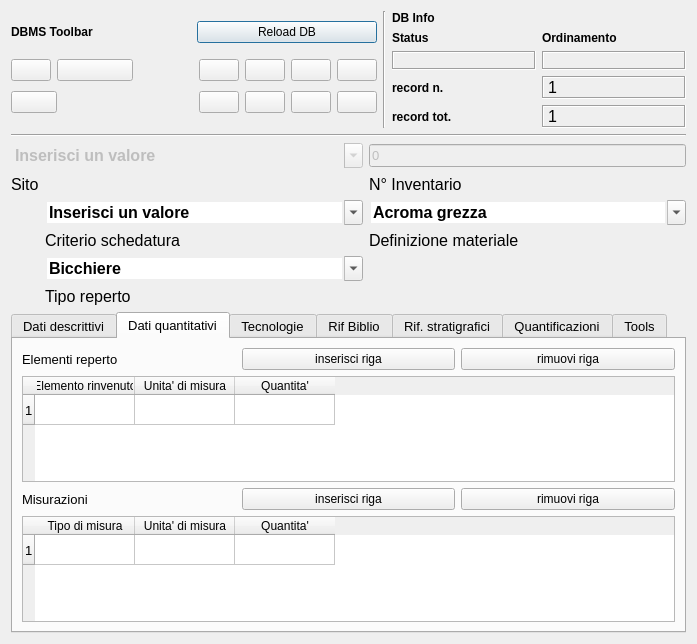
Old version of the form pyarchinit/modules/gui/pyarchinit_inventario_reperti_ui.ui in the repository mandoluca/pyarchinit_beta_test.
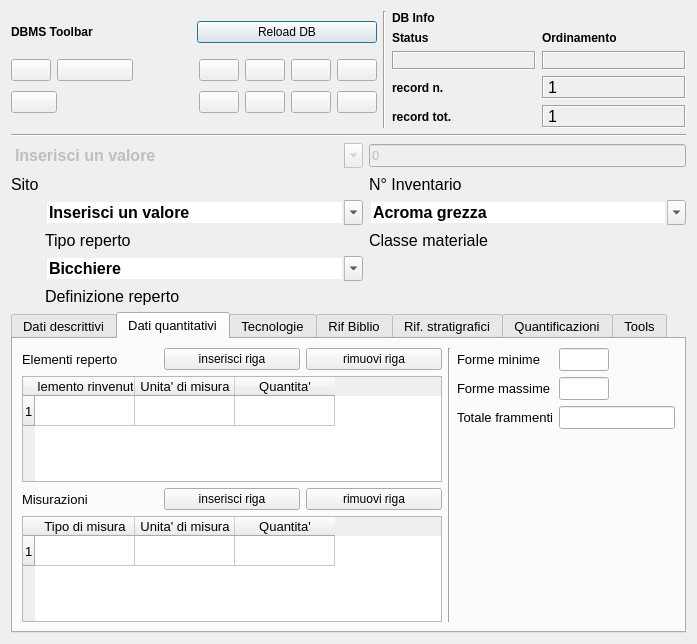
New version of the form. The open tabs and pages were chosen to show the change. Icons and pictures are not drawn. Custom widgets are drawn as their Qt base class.

Commit message: Aggiornamento sistema di quantificazione reperti

The edit to the form file:
```diff
--- a/pyarchinit/modules/gui/pyarchinit_inventario_reperti_ui.ui
+++ b/pyarchinit/modules/gui/pyarchinit_inventario_reperti_ui.ui
@@ -625,7 +625,7 @@
             </font>
            </property>
            <property name="text">
-            <string>Criterio schedatura</string>
+            <string>Tipo reperto</string>
            </property>
           </widget>
          </item>
@@ -833,7 +833,7 @@
             </font>
            </property>
            <property name="text">
-            <string>Tipo reperto</string>
+            <string>Definizione reperto</string>
            </property>
           </widget>
          </item>
@@ -845,7 +845,7 @@
             </font>
            </property>
            <property name="text">
-            <string>Definizione materiale</string>
+            <string>Classe materiale</string>
            </property>
           </widget>
          </item>
@@ -991,8 +991,8 @@
         <attribute name="title">
          <string>Dati quantitativi</string>
         </attribute>
-        <layout class="QGridLayout" name="gridLayout_11">
-         <item row="0" column="0">
+        <layout class="QGridLayout" name="gridLayout_16">
+         <item row="0" column="0" rowspan="2">
           <layout class="QGridLayout" name="gridLayout_9">
            <item row="0" column="0">
             <widget class="QLabel" name="label_20">
@@ -1027,6 +1027,12 @@
            </item>
            <item row="1" column="0" colspan="3">
             <widget class="QTableWidget" name="tableWidget_elementi_reperto">
+             <property name="minimumSize">
+              <size>
+               <width>420</width>
+               <height>0</height>
+              </size>
+             </property>
              <property name="frameShape">
               <enum>QFrame::StyledPanel</enum>
              </property>
@@ -1074,7 +1080,78 @@
            </item>
           </layout>
          </item>
+         <item row="0" column="1" rowspan="3">
+          <widget class="Line" name="line">
+           <property name="orientation">
+            <enum>Qt::Vertical</enum>
+           </property>
+          </widget>
+         </item>
+         <item row="0" column="2">
+          <layout class="QGridLayout" name="gridLayout_11">
+           <item row="0" column="0">
+            <widget class="QLabel" name="label_8">
+             <property name="text">
+              <string>Forme minime</string>
+             </property>
+            </widget>
+           </item>
+           <item row="0" column="1">
+            <widget class="QLineEdit" name="lineEditFormeMin">
+             <property name="maximumSize">
+              <size>
+               <width>50</width>
+               <height>16777215</height>
+              </size>
+             </property>
+             <property name="text">
+              <string/>
+             </property>
+            </widget>
+           </item>
          <item row="1" column="0">
+            <widget class="QLabel" name="label_9">
+             <property name="text">
+              <string>Forme massime</string>
+             </property>
+            </widget>
+           </item>
+           <item row="1" column="1">
+            <widget class="QLineEdit" name="lineEditFormeMax">
+             <property name="maximumSize">
+              <size>
+               <width>50</width>
+               <height>16777215</height>
+              </size>
+             </property>
+            </widget>
+           </item>
+           <item row="2" column="0">
+            <widget class="QLabel" name="label_10">
+             <property name="text">
+              <string>Totale frammenti</string>
+             </property>
+            </widget>
+           </item>
+           <item row="2" column="1">
+            <widget class="QLineEdit" name="lineEditTotFram"/>
+           </item>
+          </layout>
+         </item>
+         <item row="1" column="2" rowspan="2">
+          <spacer name="verticalSpacer_2">
+           <property name="orientation">
+            <enum>Qt::Vertical</enum>
+           </property>
+           <property name="sizeHint" stdset="0">
+            <size>
+             <width>20</width>
+             <height>179</height>
+            </size>
+           </property>
+          </spacer>
+         </item>
+         <item row="2" column="0">
           <layout class="QGridLayout" name="gridLayout_10">
            <item row="0" column="0">
             <widget class="QLabel" name="label_21">
@@ -1109,6 +1186,12 @@
            </item>
            <item row="1" column="0" colspan="3">
             <widget class="QTableWidget" name="tableWidget_misurazioni">
+             <property name="minimumSize">
+              <size>
+               <width>420</width>
+               <height>0</height>
+              </size>
+             </property>
              <property name="frameShape">
               <enum>QFrame::StyledPanel</enum>
              </property>
```
Left out of the diff: 113 changed lines with no effect on the pictures. Lines whose indentation alone changed are shown as unchanged. The commit also changes 10 other files.
